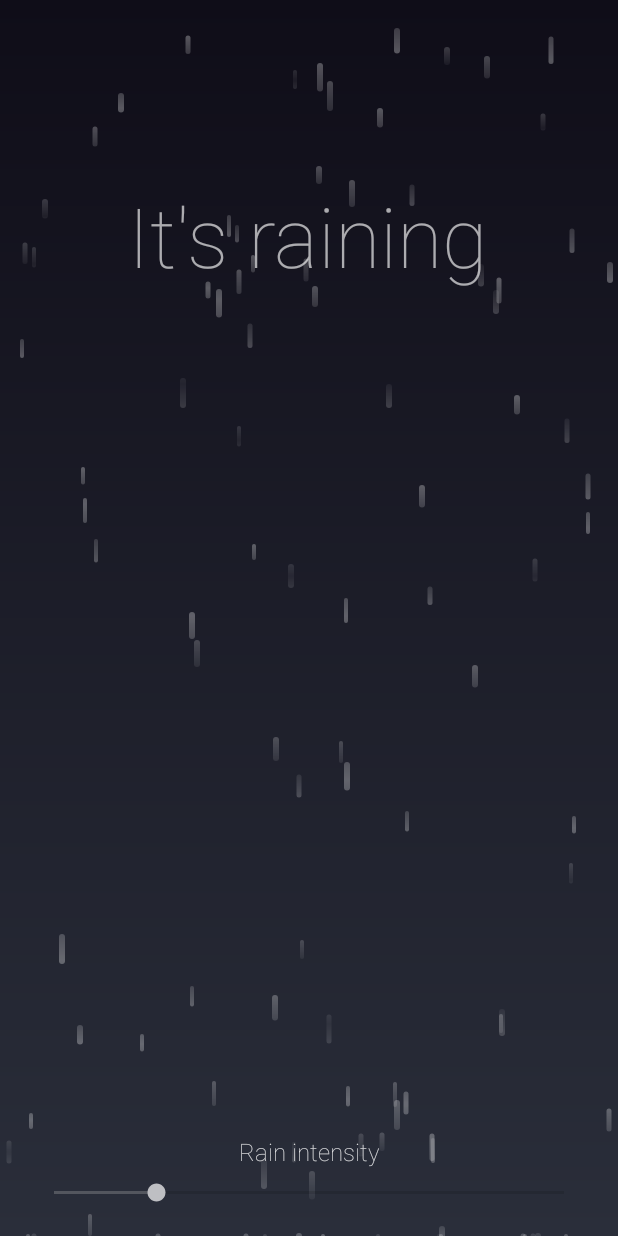
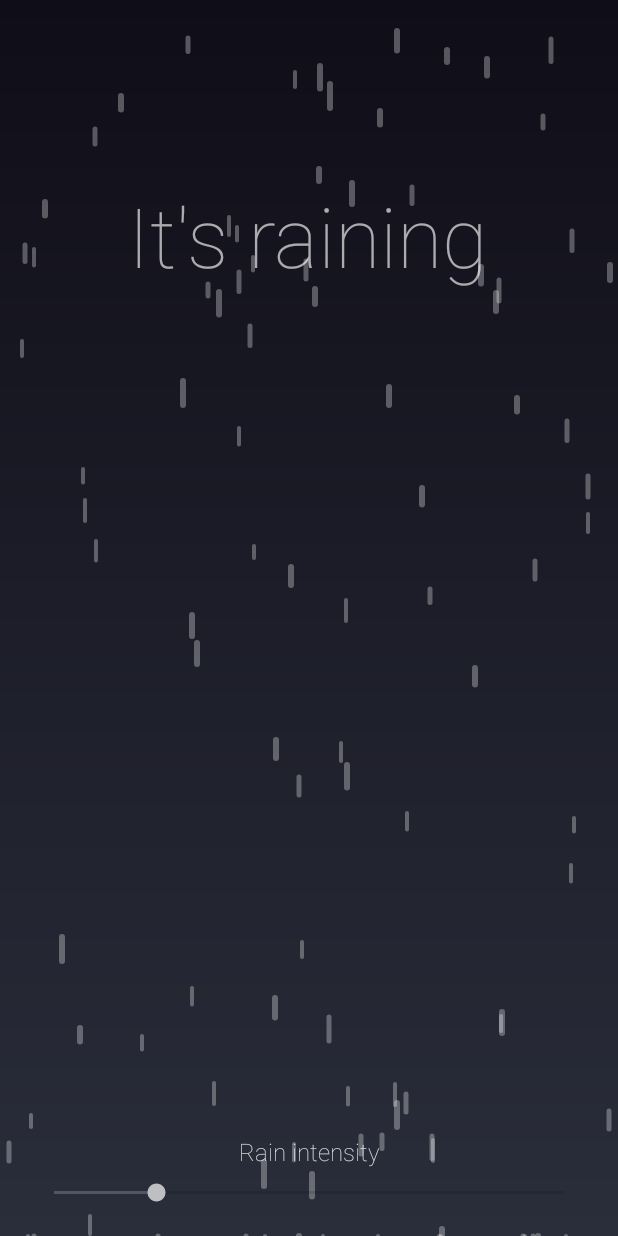
Before and after one commit to rmnvich/RainView, an Android app: the first screen one second after launch (MainActivity), on a phone screen of 412 x 824 dp. Run offline under Robolectric (Android 15) with nearby library versions, the phone set to English and light mode, and no system bars.

Commit message:
Improve drop color

```diff
--- a/app/src/main/java/com/example/rain/RainView.kt
+++ b/app/src/main/java/com/example/rain/RainView.kt
@@ -3,9 +3,7 @@ package com.example.rain
 import android.animation.ValueAnimator
 import android.content.Context
 import android.graphics.Canvas
-import android.graphics.LinearGradient
 import android.graphics.Paint
-import android.graphics.Shader
 import android.util.AttributeSet
 import android.view.View
 import android.view.animation.LinearInterpolator
@@ -105,7 +103,7 @@ class RainView : View {
             val drop = getDrop()
             (rain as ArrayList).add(dropIndex, drop)
 
-            val dropPaint = getDropPaint(drop.width, drop.height)
+            val dropPaint = getDropPaint(drop.width)
             (rainPaints as ArrayList).add(dropPaint)
 
             val dropAnimator = getDropValueAnimator(dropIndex)
@@ -149,22 +147,12 @@ class RainView : View {
         return Drop(x, width, height, speed)
     }
 
-    private fun getDropPaint(width: Float, height: Float): Paint {
-        val shader = LinearGradient(
-            0F,
-            0F,
-            0F,
-            height * 4,
-            ContextCompat.getColor(context, R.color.colorDropStartGradient),
-            ContextCompat.getColor(context, R.color.colorDropEndGradient),
-            Shader.TileMode.MIRROR
-        )
-
+    private fun getDropPaint(width: Float): Paint {
         return Paint(Paint.ANTI_ALIAS_FLAG).apply {
+            color = ContextCompat.getColor(context, R.color.colorDropEndGradient)
             strokeCap = Paint.Cap.ROUND
             style = Paint.Style.FILL
             strokeWidth = width
-            setShader(shader)
         }
     }
 
@@ -178,7 +166,6 @@ class RainView : View {
             }
             interpolator = LinearInterpolator()
             repeatCount = ValueAnimator.INFINITE
-            repeatMode = ValueAnimator.RESTART
             duration = rain[dropIndex].speed
             startDelay = getRandomDropSpeed()
         }
```
